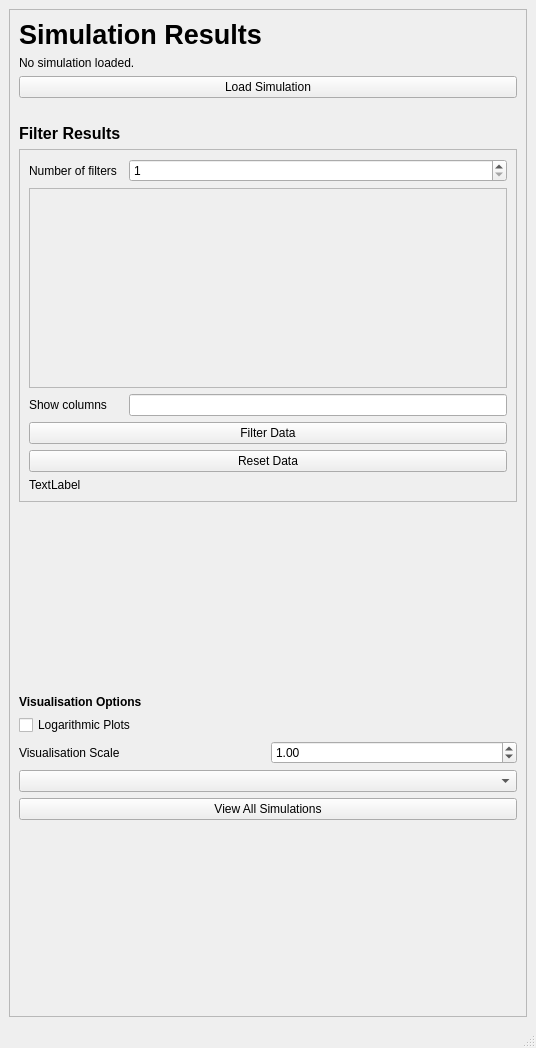
Above: juno/ui/qtdesigner_files/VisualiseResults.ui from DeMarcoLab/juno before the change. Below: the same form after it.
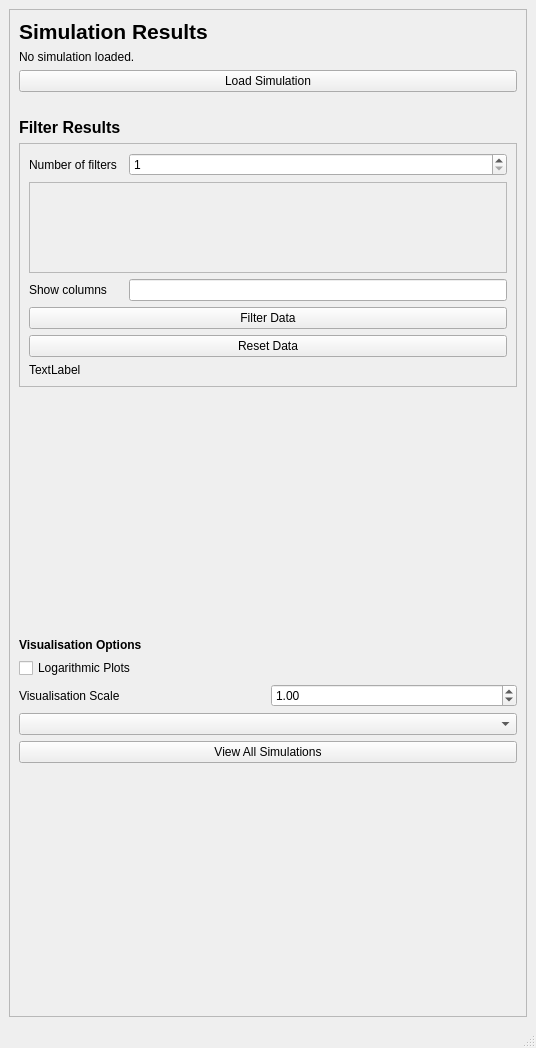
That is the form after the change.

```diff
--- a/juno/ui/qtdesigner_files/VisualiseResults.ui
+++ b/juno/ui/qtdesigner_files/VisualiseResults.ui
@@ -111,7 +111,7 @@
             <property name="minimumSize">
              <size>
               <width>0</width>
-              <height>200</height>
+              <height>0</height>
              </size>
             </property>
             <property name="maximumSize">
@@ -129,7 +129,7 @@
                <x>0</x>
                <y>0</y>
                <width>476</width>
-               <height>198</height>
+               <height>83</height>
               </rect>
              </property>
             </widget>
@@ -170,7 +170,7 @@
         <widget class="QLabel" name="label_title">
          <property name="font">
           <font>
-           <pointsize>20</pointsize>
+           <pointsize>16</pointsize>
            <weight>75</weight>
            <bold>true</bold>
           </font>
```
